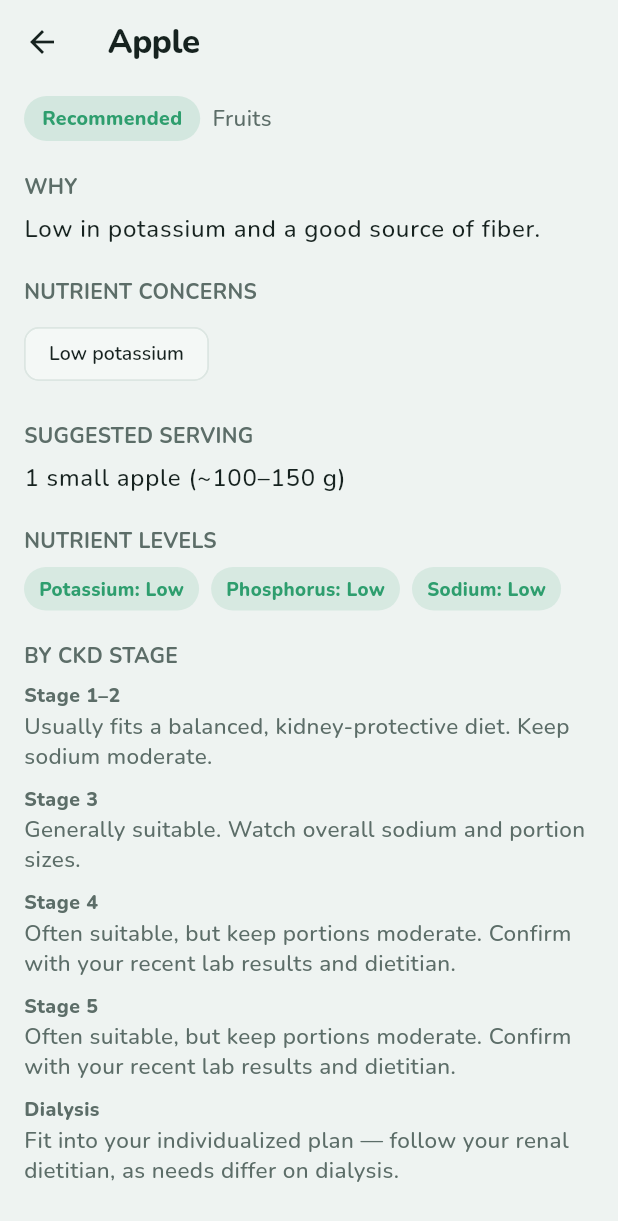
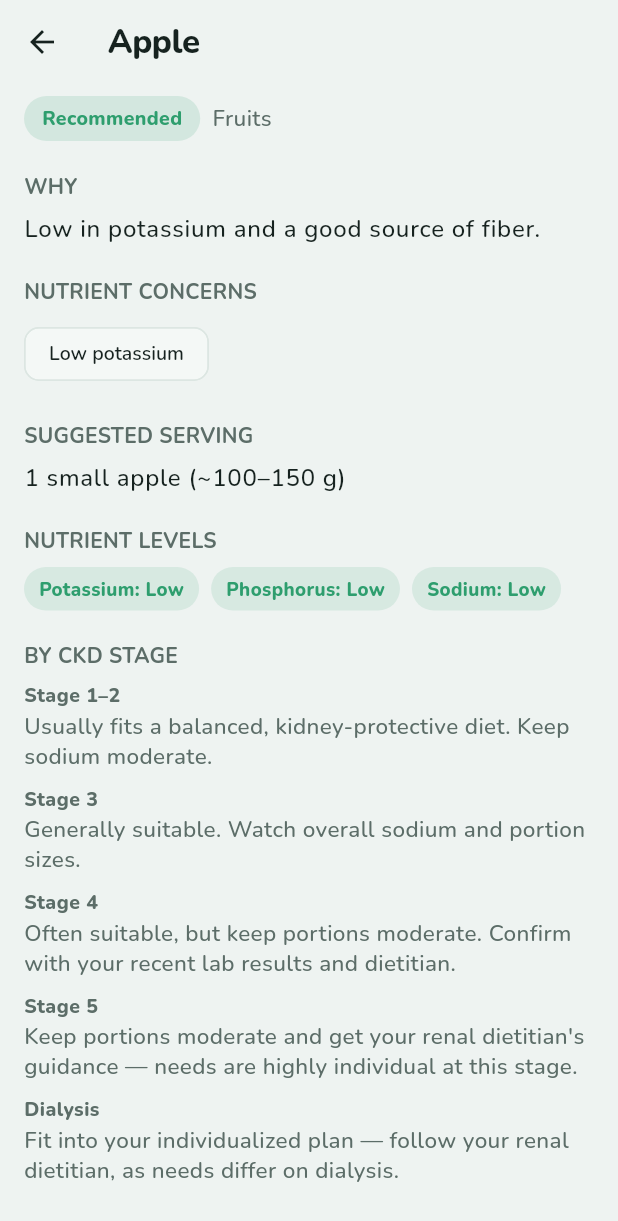
Before and after one commit to PpYCha/ckd_care, a Flutter app: the FoodDetailScreen screen opened directly with sample values from the repository, on a phone screen of 412 x 824 dp. Shown: the top 1221 px of the screen. Run offline on Flutter 3.47's test engine with Material 3 defaults, Android fonts, the phone set to English and light mode, and no system bars; our stand-ins replace flutter_local_notifications, sqflite, timezone; accounts and stored records are empty.

Commit message:
fix: differentiate Stage 5 advice; dialysis escalates on any high nutrient
Final-review notes: Stage 4 and Stage 5 produced identical text (now Stage
5 reads more cautious), and the dialysis band only escalated for potassium/
phosphorus (now any high nutrient incl. sodium).

Co-Authored-By: Claude Opus 4.8 <noreply@anthropic.com>

```diff
--- a/lib/data/food_stage_advice.dart
+++ b/lib/data/food_stage_advice.dart
@@ -54,18 +54,23 @@ String stageAdvice(Food food, StageBand band) {
           : 'Watch ${_join(flags)} and portion size — check against your recent '
               'lab results.';
     case StageBand.stage4:
-    case StageBand.stage5:
       return flags.isEmpty
           ? 'Often suitable, but keep portions moderate. Confirm with your recent '
               'lab results and dietitian.'
           : 'May need limiting if your ${_join(flags)} ${flags.length == 1 ? 'is' : 'are'} '
               'elevated — your lab results and dietitian decide.';
+    case StageBand.stage5:
+      return flags.isEmpty
+          ? 'Keep portions moderate and get your renal dietitian\'s guidance — '
+              'needs are highly individual at this stage.'
+          : 'Likely needs limiting if your ${_join(flags)} ${flags.length == 1 ? 'is' : 'are'} '
+              'elevated. Follow your nephrologist or renal dietitian.';
     case StageBand.dialysis:
-      return flags.contains('potassium') || flags.contains('phosphorus')
-          ? 'Portion and frequency depend on your labs and dialysis plan — '
-              'follow your nephrologist or renal dietitian.'
-          : 'Fit into your individualized plan — follow your renal dietitian, '
-              'as needs differ on dialysis.';
+      return flags.isEmpty
+          ? 'Fit into your individualized plan — follow your renal dietitian, '
+              'as needs differ on dialysis.'
+          : 'Portion and frequency depend on your labs and dialysis plan — '
+              'follow your nephrologist or renal dietitian.';
   }
 }
 
```
